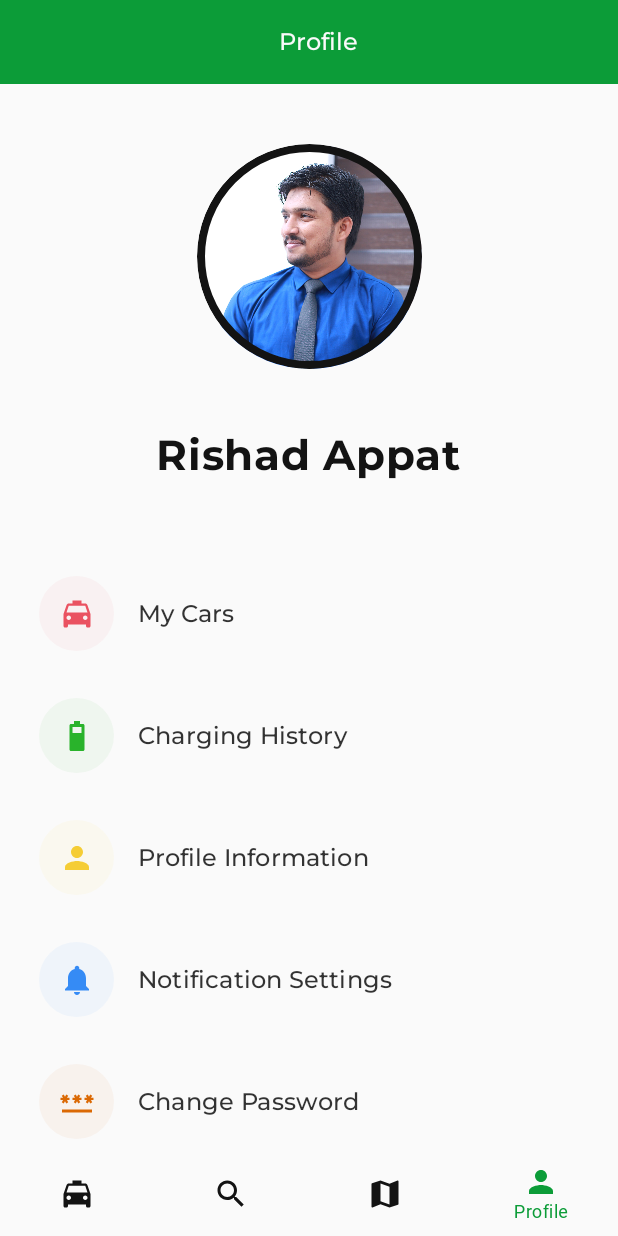
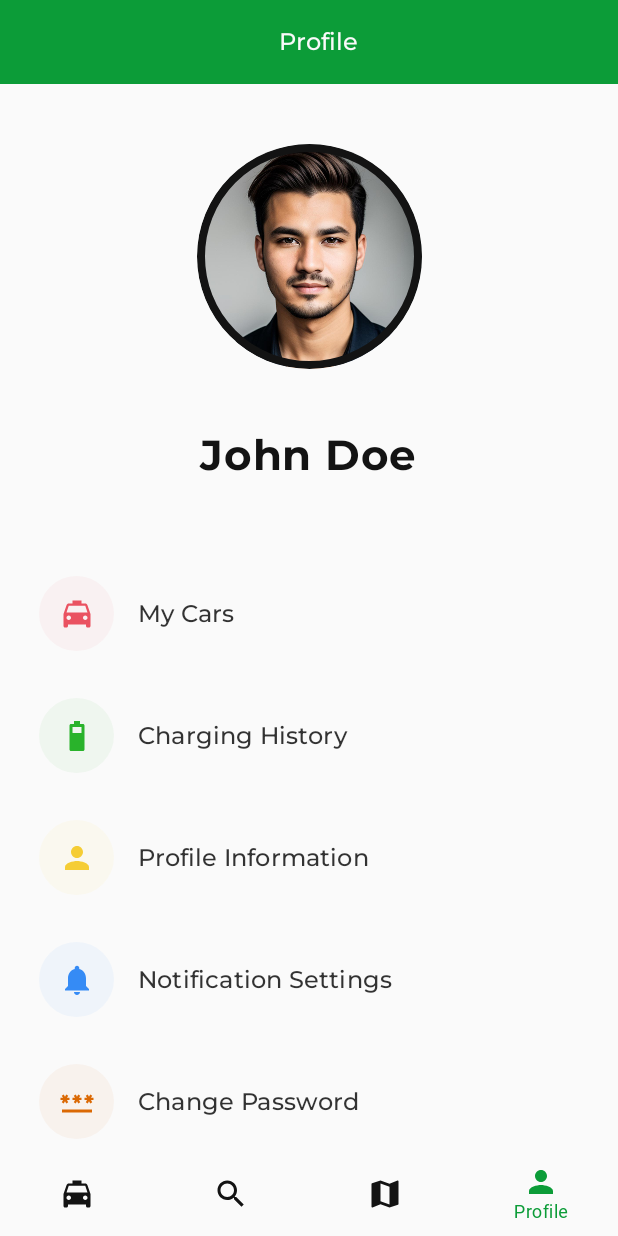
Before and after one commit to rishadappat/ChargerApp, an Android app built with Jetpack Compose: the ProfileScreen screen opened through its navigation route, on a phone screen of 412 x 824 dp. Run offline under Robolectric (Android 15) with nearby library versions, the phone set to English and light mode, and no system bars; our stand-ins replace Dagger/Hilt's generated code; Roboto replaces fonts that are not available here; 3 statements that could not run were skipped.

Commit message:
Added screens

```diff
--- a/app/src/main/java/com/appat/chargerapp/ui/screens/ProfileScreen.kt
+++ b/app/src/main/java/com/appat/chargerapp/ui/screens/ProfileScreen.kt
@@ -85,7 +85,7 @@ fun ProfileScreen() {
                         painter = painterResource(R.drawable.profile_pic),
                         contentDescription = "Profile Pic")
                     Spacer(modifier = Modifier.height(40.dp))
-                    Text(text = "Rishad Appat",
+                    Text(text = "John Doe",
                         fontWeight = FontWeight.Bold,
                         fontSize = 28.sp,
                         color = MaterialTheme.colors.onBackground)
--- a/app/src/main/java/com/appat/chargerapp/ui/screens/dashboard/DashboardScreen.kt
+++ b/app/src/main/java/com/appat/chargerapp/ui/screens/dashboard/DashboardScreen.kt
@@ -31,7 +31,7 @@ fun DashboardScreen(onClick: (ChargingStation) -> Unit = {}) {
             .fillMaxSize(),
         scaffoldState = scaffoldState,
         appBar = {
-            CommonAppBar(title = "Good morning, Rishad")
+            CommonAppBar(title = "Good morning, John")
         },
         peekHeight = AppTheme.dimens.peekHeight,
         backLayerContent = {
```
Also changed, not shown: app/src/main/res/drawable/profile_pic.JPG (deleted), app/src/main/res/drawable/profile_pic.png (added), 7 other files.
